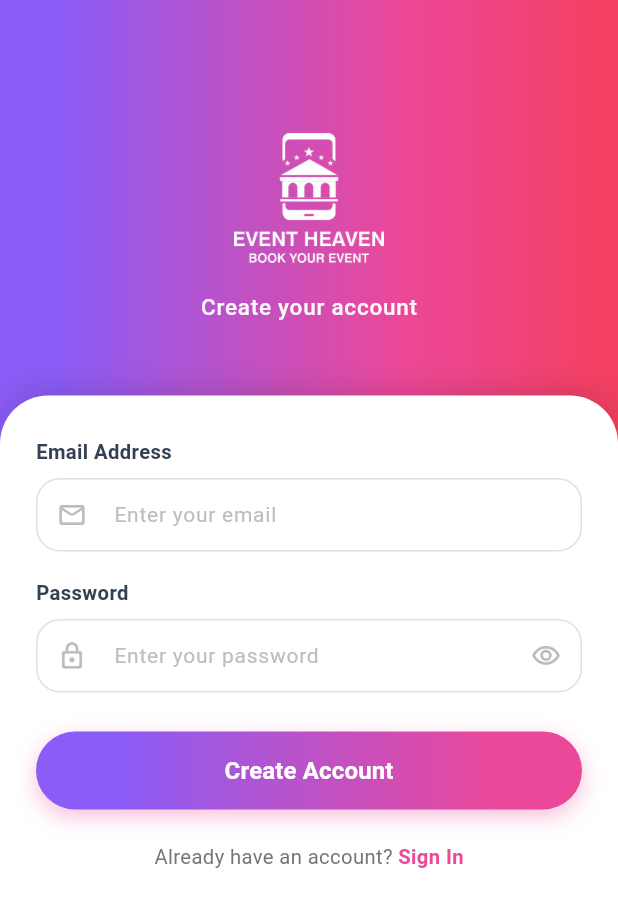
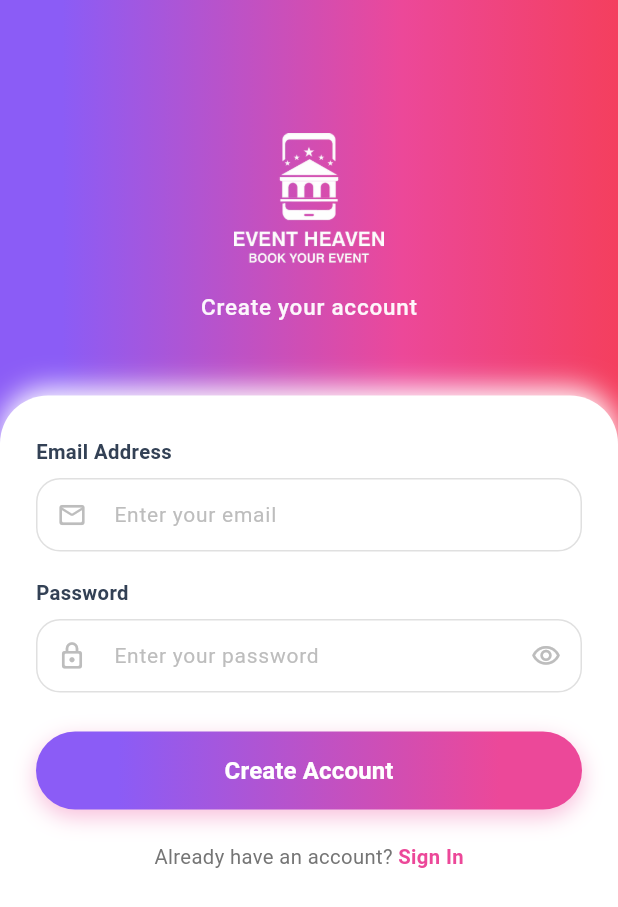
Before and after one commit to ali-hussnain-dev/event_heaven, a Flutter app: the LoginSignupScreen screen opened directly, on a phone screen of 412 x 824 dp. Shown: the top 907 px of the screen. Run offline on Flutter 3.47's test engine with Material 3 defaults, Android fonts, the phone set to English and light mode, and no system bars.

Commit message:
colour changes

```diff
--- a/lib/signin_signup.dart
+++ b/lib/signin_signup.dart
@@ -103,7 +103,7 @@ class _LoginSignupScreenState extends State<LoginSignupScreen> {
                     ),
                     boxShadow: [
                       BoxShadow(
-                        color: Colors.black12,
+                        color: Colors.white,
                         blurRadius: 15,
                         offset: Offset(0, -5),
                       ),
```
